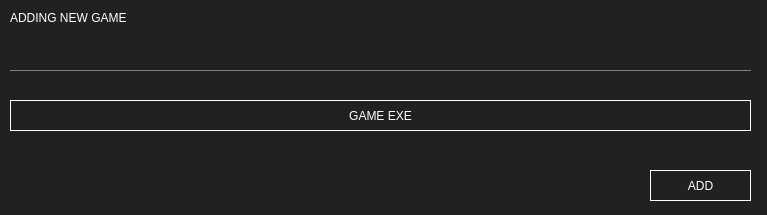
First picture: the form in newgame.ui, repository illud/crono, before the edit.
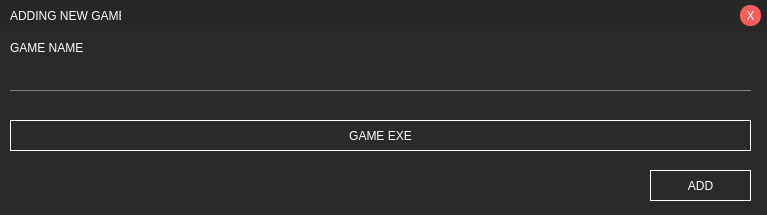
Second picture: the form after the edit.

Patch:
```diff
--- a/newgame.ui
+++ b/newgame.ui
@@ -14,30 +14,13 @@
    <string>Dialog</string>
   </property>
   <property name="styleSheet">
-   <string notr="true">background-color: rgb(33, 33, 33); </string>
+   <string notr="true">background-color: rgb(42, 42, 42); </string>
   </property>
-  <widget class="QLabel" name="label">
-   <property name="geometry">
-    <rect>
-     <x>10</x>
-     <y>10</y>
-     <width>171</width>
-     <height>16</height>
-    </rect>
-   </property>
-   <property name="styleSheet">
-    <string notr="true">font: 900 12pt &quot;Arial Black&quot;;
-color: rgb(255, 255, 255);</string>
-   </property>
-   <property name="text">
-    <string>ADDING NEW GAME</string>
-   </property>
-  </widget>
   <widget class="QLineEdit" name="gameName">
    <property name="geometry">
     <rect>
      <x>10</x>
-     <y>40</y>
+     <y>60</y>
      <width>741</width>
      <height>31</height>
     </rect>
@@ -54,7 +37,7 @@
    <property name="geometry">
     <rect>
      <x>10</x>
-     <y>100</y>
+     <y>120</y>
      <width>741</width>
      <height>31</height>
     </rect>
@@ -137,6 +120,93 @@
     <bool>true</bool>
    </property>
   </widget>
+  <widget class="QLabel" name="label_2">
+   <property name="geometry">
+    <rect>
+     <x>10</x>
+     <y>40</y>
+     <width>171</width>
+     <height>16</height>
+    </rect>
+   </property>
+   <property name="styleSheet">
+    <string notr="true">font: 900 6pt &quot;Arial Black&quot;;
+color: rgb(255, 255, 255);</string>
+   </property>
+   <property name="text">
+    <string>GAME NAME</string>
+   </property>
+  </widget>
+  <widget class="QWidget" name="widget_2" native="true">
+   <property name="geometry">
+    <rect>
+     <x>0</x>
+     <y>0</y>
+     <width>771</width>
+     <height>31</height>
+    </rect>
+   </property>
+   <property name="styleSheet">
+    <string notr="true">background-color: rgb(39, 39, 39);</string>
+   </property>
+   <widget class="QPushButton" name="closeBtn">
+    <property name="geometry">
+     <rect>
+      <x>740</x>
+      <y>5</y>
+      <width>21</width>
+      <height>21</height>
+     </rect>
+    </property>
+    <property name="cursor">
+     <cursorShape>PointingHandCursor</cursorShape>
+    </property>
+    <property name="styleSheet">
+     <string notr="true">QPushButton#closeBtn { 
+	background-color: rgb(255, 92, 92);
+	font: 900 9pt &quot;Arial Black&quot;;
+	color: rgb(255, 255, 255);
+    border: 0px;
+	border-radius: 10px;
+	border-style: outset;
+}
+
+QPushButton#closeBtn:hover{ 
+    background-color: rgb(33, 78, 203);
+	font: 900 9pt &quot;Arial Black&quot;;
+	color: rgb(255, 255, 255);
+    border: 0px;
+}
+
+QPushButton#closeBtn::focus:pressed{ 
+	background-color: rgb(38, 72, 184);
+	font: 900 9pt &quot;Arial Black&quot;;
+	color: rgb(255, 255, 255);
+    border: 0px;
+}
+</string>
+    </property>
+    <property name="text">
+     <string>X</string>
+    </property>
+   </widget>
+   <widget class="QLabel" name="label">
+    <property name="geometry">
+     <rect>
+      <x>10</x>
+      <y>8</y>
+      <width>111</width>
+      <height>16</height>
+     </rect>
+    </property>
+    <property name="styleSheet">
+     <string notr="true">color: rgb(255, 255, 255);</string>
+    </property>
+    <property name="text">
+     <string>ADDING NEW GAME</string>
+    </property>
+   </widget>
+  </widget>
  </widget>
  <resources/>
  <connections/>
```
Left out of the diff: 2 changed lines with no effect on the pictures.
